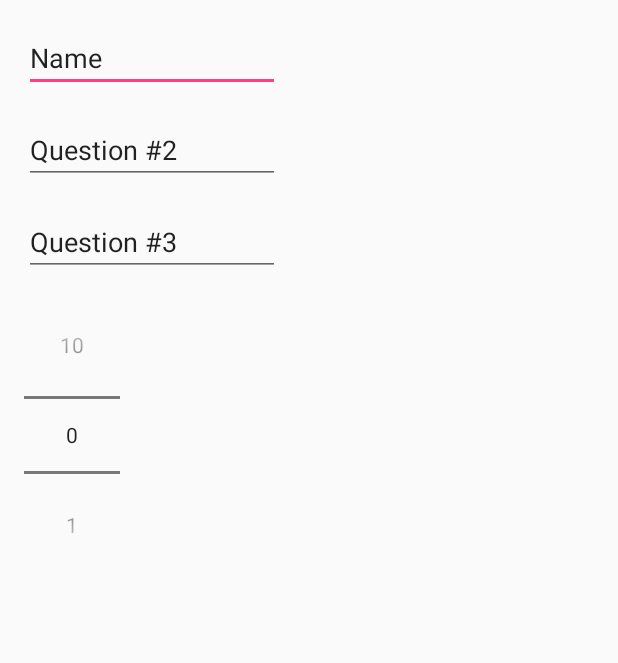
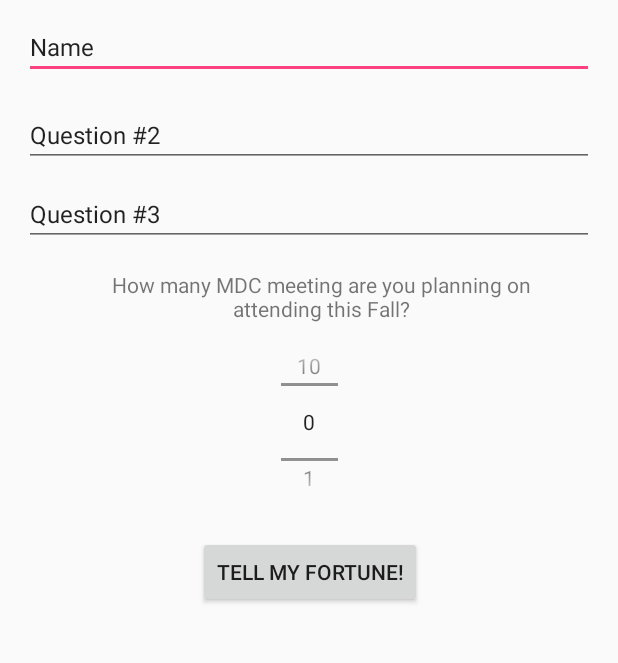
Before and after one commit to KSU-Mobile-Dev-Club/FortuneTeller, an Android app: the DataEntryActivity screen opened directly, with no data from a screen before it, on a phone screen of 412 x 824 dp, the part 240-903 px from its top. Run offline under Robolectric (Android 15) with nearby library versions, the phone set to English and light mode, and no system bars.

Commit message:
Added a 'Tell My Fortune' button

```diff
--- a/app/src/main/res/layout/activity_data_entry.xml
+++ b/app/src/main/res/layout/activity_data_entry.xml
@@ -8,7 +8,7 @@
 
     <TextView
         android:id="@+id/dataEntryLabel"
-        android:layout_width="282dp"
+        android:layout_width="300dp"
         android:layout_height="wrap_content"
         android:layout_marginEnd="8dp"
         android:layout_marginLeft="8dp"
@@ -24,52 +24,82 @@
 
     <EditText
         android:id="@+id/question1"
-        android:layout_width="wrap_content"
+        android:layout_width="match_parent"
         android:layout_height="wrap_content"
         android:layout_marginLeft="16dp"
         android:layout_marginStart="16dp"
-        android:layout_marginTop="16dp"
-        android:ems="8"
+        android:layout_marginTop="10dp"
+        android:layout_marginRight="16dp"
+        android:layout_marginEnd="16dp"
         android:inputType="textPersonName"
         android:text="Name"
+        android:textSize="16sp"
         app:layout_constraintStart_toStartOf="parent"
         app:layout_constraintTop_toBottomOf="@id/dataEntryLabel" />
 
     <EditText
         android:id="@+id/question2"
-        android:layout_width="wrap_content"
+        android:layout_width="match_parent"
         android:layout_height="wrap_content"
         android:layout_marginLeft="16dp"
         android:layout_marginStart="16dp"
         android:layout_marginTop="16dp"
-        android:ems="8"
+        android:layout_marginRight="16dp"
+        android:layout_marginEnd="16dp"
         android:inputType="textPersonName"
         android:text="Question #2"
+        android:textSize="16sp"
         app:layout_constraintStart_toStartOf="parent"
         app:layout_constraintTop_toBottomOf="@id/question1" />
 
     <EditText
         android:id="@+id/question3"
-        android:layout_width="wrap_content"
+        android:layout_width="match_parent"
         android:layout_height="wrap_content"
         android:layout_marginLeft="8dp"
         android:layout_marginStart="16dp"
-        android:layout_marginTop="16dp"
-        android:ems="8"
+        android:layout_marginTop="10dp"
+        android:layout_marginRight="16dp"
+        android:layout_marginEnd="16dp"
         android:inputType="textPersonName"
         android:text="Question #3"
+        android:textSize="16sp"
         app:layout_constraintStart_toStartOf="parent"
-        app:layout_constraintTop_toBottomOf="@id/question2"
-        tools:layout_editor_absoluteY="120dp" />
+        app:layout_constraintTop_toBottomOf="@id/question2"/>
+
+    <TextView
+        android:id="@+id/meetingCountLabel"
+        android:layout_width="280dp"
+        android:layout_height="wrap_content"
+        android:textAlignment="center"
+        android:text="How many MDC meeting are you planning on attending this Fall?"
+        app:layout_constraintStart_toStartOf="parent"
+        app:layout_constraintEnd_toEndOf="parent"
+        app:layout_constraintTop_toBottomOf="@id/question3"
+        android:layout_marginLeft="8dp"
+        android:layout_marginStart="16dp"
+        android:layout_marginTop="16dp"/>
 
     <NumberPicker
+        android:id="@+id/meetingCountPicker"
+        android:layout_width="38dp"
+        android:layout_height="112dp"
+        android:orientation="horizontal"
+        android:layout_marginTop="10dp"
+        app:layout_constraintEnd_toEndOf="parent"
+        app:layout_constraintStart_toStartOf="parent"
+        app:layout_constraintTop_toBottomOf="@id/meetingCountLabel" />
+
+    <Button
+        android:id="@+id/submitDataButton"
         android:layout_width="wrap_content"
         android:layout_height="wrap_content"
-        android:id="@+id/meetingCountPicker"
-        android:layout_marginLeft="8dp"
-        android:layout_marginStart="16dp"
-        android:layout_marginTop="16dp"
+        android:layout_marginTop="20dp"
+        android:text="Tell My Fortune!"
+        app:layout_constraintEnd_toEndOf="parent"
+        app:layout_constraintHorizontal_bias="0.502"
         app:layout_constraintStart_toStartOf="parent"
-        app:layout_constraintTop_toBottomOf="@id/question3"/>
+        app:layout_constraintTop_toBottomOf="@id/meetingCountPicker" />
+
 
 </android.support.constraint.ConstraintLayout>
```
